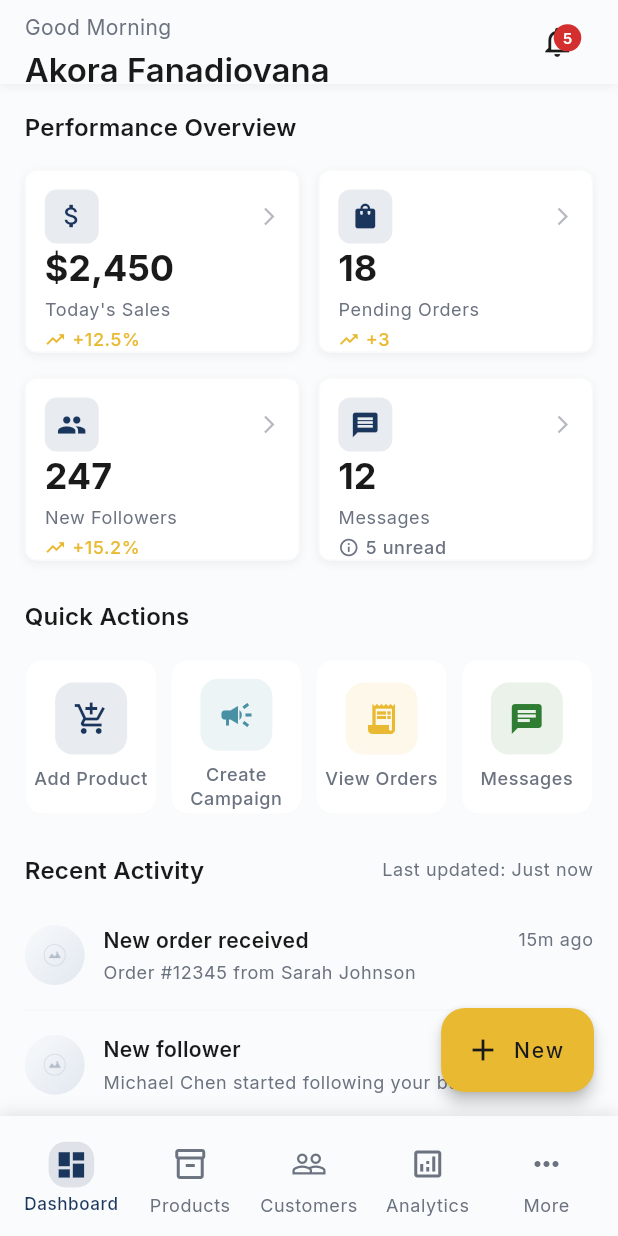
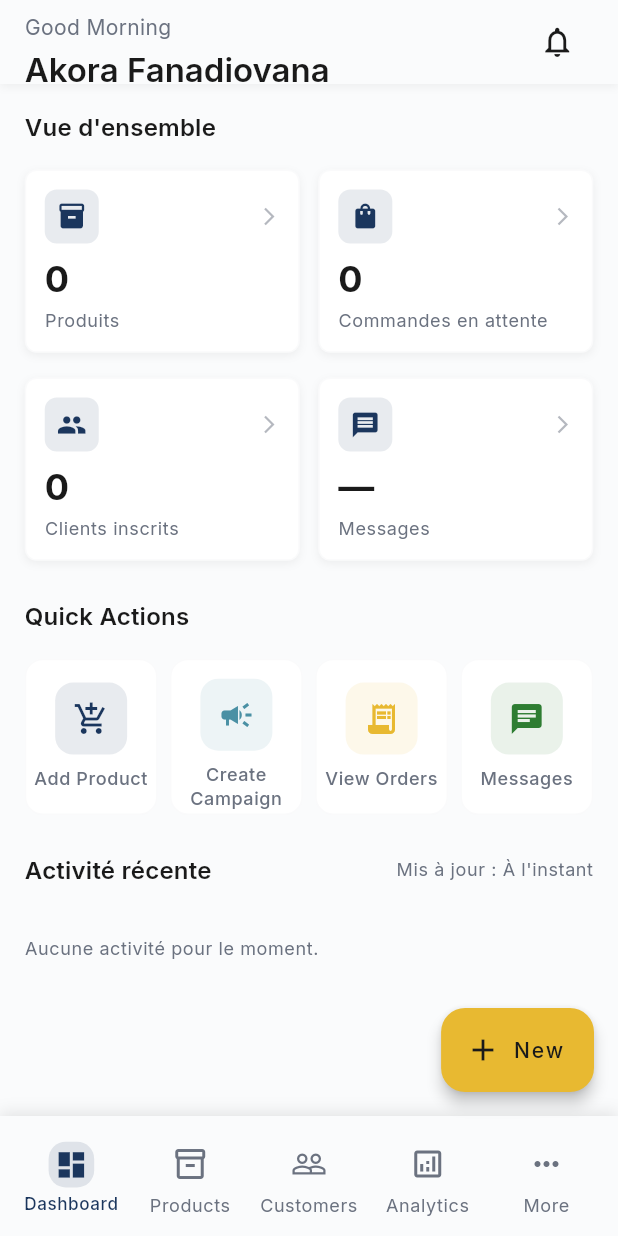
Before and after one commit to Anju-codermad/AkoraHub-app, a Flutter app: the BusinessDashboard screen opened by its route, on a phone screen of 412 x 824 dp. Run offline on Flutter 3.47's test engine with Material 3 defaults, Android fonts, the light colour scheme and no system bars; drawn by our look-alikes of cached_network_image; our stand-ins replace connectivity_plus, emoji_picker_flutter, fl_chart, flutter_riverpod, flutter_slidable, flutter_svg and 10 more; missing offline and left inert: flutter_quill; accounts and stored records are empty; network calls fail.

Commit message:
Phase 1 finalize: replace fake dashboard stats/activity/badge with real Supabase data

```diff
--- a/lib/presentation/business_dashboard/widgets/greeting_header_widget.dart
+++ b/lib/presentation/business_dashboard/widgets/greeting_header_widget.dart
@@ -8,10 +8,12 @@ import '../../../widgets/custom_icon_widget.dart';
 /// Displays business name greeting and notification bell with badge
 class GreetingHeaderWidget extends StatelessWidget {
   final VoidCallback onNotificationTap;
+  final int notificationCount;
 
   const GreetingHeaderWidget({
     super.key,
     required this.onNotificationTap,
+    this.notificationCount = 0,
   });
 
   String _getGreeting() {
@@ -78,12 +80,13 @@ class GreetingHeaderWidget extends StatelessWidget {
                   onPressed: onNotificationTap,
                   tooltip: 'Notifications',
                 ),
+                if (notificationCount > 0)
                   Positioned(
                     right: 8,
                     top: 8,
                     child: Container(
-                    padding:
-                        const EdgeInsets.symmetric(horizontal: 6, vertical: 2),
+                      padding: const EdgeInsets.symmetric(
+                          horizontal: 6, vertical: 2),
                       decoration: BoxDecoration(
                         color: theme.colorScheme.error,
                         borderRadius: BorderRadius.circular(10),
@@ -93,7 +96,7 @@ class GreetingHeaderWidget extends StatelessWidget {
                         minHeight: 18,
                       ),
                       child: Text(
-                      '5',
+                        '$notificationCount',
                         style: TextStyle(
                           color: theme.colorScheme.onError,
                           fontSize: 10,
--- a/lib/presentation/business_dashboard/widgets/metrics_cards_widget.dart
+++ b/lib/presentation/business_dashboard/widgets/metrics_cards_widget.dart
@@ -2,11 +2,12 @@ import 'package:flutter/material.dart';
 import 'package:sizer/sizer.dart';
 
 import '../../../core/app_export.dart';
+import '../../../core/supabase/supabase_config.dart';
 import '../../../widgets/custom_icon_widget.dart';
 
 /// Metrics Cards Widget
-/// Displays key performance indicators in card format
-class MetricsCardsWidget extends StatelessWidget {
+/// Displays real key performance indicators pulled from Supabase.
+class MetricsCardsWidget extends StatefulWidget {
   final Function(String metricType) onMetricTap;
 
   const MetricsCardsWidget({
@@ -15,41 +16,79 @@ class MetricsCardsWidget extends StatelessWidget {
   });
 
   @override
+  State<MetricsCardsWidget> createState() => _MetricsCardsWidgetState();
+}
+
+class _MetricsCardsWidgetState extends State<MetricsCardsWidget> {
+  int _productsCount = 0;
+  int _pendingOrdersCount = 0;
+  int _clientsCount = 0;
+  bool _isLoading = true;
+
+  @override
+  void initState() {
+    super.initState();
+    _loadMetrics();
+  }
+
+  Future<void> _loadMetrics() async {
+    if (!SupabaseConfig.isConfigured) {
+      if (mounted) setState(() => _isLoading = false);
+      return;
+    }
+    try {
+      final products =
+          await SupabaseConfig.client.from('products').select('id').count();
+      final pendingOrders = await SupabaseConfig.client
+          .from('orders')
+          .select('id')
+          .inFilter('status', ['recue', 'en_preparation', 'expediee']).count();
+      final clients = await SupabaseConfig.client
+          .from('profiles')
+          .select('id')
+          .eq('role', 'client')
+          .count();
+
+      if (!mounted) return;
+      setState(() {
+        _productsCount = products.count;
+        _pendingOrdersCount = pendingOrders.count;
+        _clientsCount = clients.count;
+        _isLoading = false;
+      });
+    } catch (_) {
+      if (mounted) setState(() => _isLoading = false);
+    }
+  }
+
+  @override
   Widget build(BuildContext context) {
     final theme = Theme.of(context);
 
     final metrics = [
       {
-        'type': 'sales',
-        'icon': 'attach_money',
-        'label': 'Today\'s Sales',
-        'value': '\$2,450',
-        'change': '+12.5%',
-        'isPositive': true,
+        'type': 'products',
+        'icon': 'inventory_2',
+        'label': 'Produits',
+        'value': _isLoading ? '—' : '$_productsCount',
       },
       {
         'type': 'orders',
         'icon': 'shopping_bag',
-        'label': 'Pending Orders',
-        'value': '18',
-        'change': '+3',
-        'isPositive': true,
+        'label': 'Commandes en attente',
+        'value': _isLoading ? '—' : '$_pendingOrdersCount',
       },
       {
-        'type': 'followers',
+        'type': 'clients',
         'icon': 'people',
-        'label': 'New Followers',
-        'value': '247',
-        'change': '+15.2%',
-        'isPositive': true,
+        'label': 'Clients inscrits',
+        'value': _isLoading ? '—' : '$_clientsCount',
       },
       {
         'type': 'messages',
         'icon': 'message',
         'label': 'Messages',
-        'value': '12',
-        'change': '5 unread',
-        'isPositive': false,
+        'value': '—',
       },
     ];
 
@@ -59,7 +98,7 @@ class MetricsCardsWidget extends StatelessWidget {
         crossAxisAlignment: CrossAxisAlignment.start,
         children: [
           Text(
-            'Performance Overview',
+            'Vue d\'ensemble',
             style: theme.textTheme.titleMedium?.copyWith(
               fontWeight: FontWeight.w600,
             ),
@@ -84,8 +123,6 @@ class MetricsCardsWidget extends StatelessWidget {
                 metric['icon'] as String,
                 metric['label'] as String,
                 metric['value'] as String,
-                metric['change'] as String,
-                metric['isPositive'] as bool,
               );
             },
           ),
@@ -101,22 +138,11 @@ class MetricsCardsWidget extends StatelessWidget {
     String icon,
     String label,
     String value,
-    String change,
-    bool isPositive,
   ) {
     return Material(
       color: Colors.transparent,
       child: InkWell(
-        onTap: () => onMetricTap(type),
-        onLongPress: () {
-          // Show detailed breakdown
-          ScaffoldMessenger.of(context).showSnackBar(
-            SnackBar(
-              content: Text('Long press detected for $label'),
-              duration: const Duration(seconds: 1),
-            ),
-          );
-        },
+        onTap: () => widget.onMetricTap(type),
         borderRadius: BorderRadius.circular(8),
         child: Container(
           padding: EdgeInsets.all(3.w),
@@ -180,36 +206,6 @@ class MetricsCardsWidget extends StatelessWidget {
                     ),
                     overflow: TextOverflow.ellipsis,
                   ),
-                  SizedBox(height: 0.5.h),
-                  Row(
-                    children: [
-                      if (isPositive)
-                        CustomIconWidget(
-                          iconName: 'trending_up',
-                          color: theme.colorScheme.tertiary,
-                          size: 14,
-                        )
-                      else
-                        CustomIconWidget(
-                          iconName: 'info_outline',
-                          color: theme.colorScheme.onSurfaceVariant,
-                          size: 14,
-                        ),
-                      SizedBox(width: 1.w),
-                      Expanded(
-                        child: Text(
-                          change,
-                          style: theme.textTheme.bodySmall?.copyWith(
-                            color: isPositive
-                                ? theme.colorScheme.tertiary
-                                : theme.colorScheme.onSurfaceVariant,
-                            fontWeight: FontWeight.w500,
-                          ),
-                          overflow: TextOverflow.ellipsis,
-                        ),
-                      ),
-                    ],
-                  ),
                 ],
               ),
             ],
--- a/lib/presentation/business_dashboard/widgets/recent_activity_feed_widget.dart
+++ b/lib/presentation/business_dashboard/widgets/recent_activity_feed_widget.dart
@@ -2,10 +2,11 @@ import 'package:flutter/material.dart';
 import 'package:sizer/sizer.dart';
 
 import '../../../core/app_export.dart';
+import '../../../core/supabase/supabase_config.dart';
 
 /// Recent Activity Feed Widget
-/// Shows latest customer interactions, orders, and system notifications
-class RecentActivityFeedWidget extends StatelessWidget {
+/// Affiche les dernières commandes et inscriptions réelles (Supabase).
+class RecentActivityFeedWidget extends StatefulWidget {
   final DateTime lastUpdated;
   final Function(String activityId) onActivityTap;
 
@@ -15,83 +16,98 @@ class RecentActivityFeedWidget extends StatelessWidget {
     required this.onActivityTap,
   });
 
+  @override
+  State<RecentActivityFeedWidget> createState() =>
+      _RecentActivityFeedWidgetState();
+}
+
+class _RecentActivityFeedWidgetState extends State<RecentActivityFeedWidget> {
+  List<Map<String, dynamic>> _activities = [];
+  bool _isLoading = true;
+
+  @override
+  void initState() {
+    super.initState();
+    _loadActivity();
+  }
+
+  Future<void> _loadActivity() async {
+    if (!SupabaseConfig.isConfigured) {
+      if (mounted) setState(() => _isLoading = false);
+      return;
+    }
+    try {
+      final orders = await SupabaseConfig.client
+          .from('orders')
+          .select('id, order_number, created_at, profiles(full_name, company_name)')
+          .order('created_at', ascending: false)
+          .limit(3);
+      final clients = await SupabaseConfig.client
+          .from('profiles')
+          .select('id, full_name, company_name, created_at')
+          .eq('role', 'client')
+          .order('created_at', ascending: false)
+          .limit(3);
+
+      final List<Map<String, dynamic>> combined = [];
+
+      for (final o in orders) {
+        final customer = o['profiles'];
+        final name = customer != null
+            ? (customer['company_name'] ?? customer['full_name'] ?? 'Client')
+            : 'Client';
+        combined.add({
+          'id': o['id'],
+          'type': 'order',
+          'icon': 'shopping_bag',
+          'title': 'Nouvelle commande',
+          'description': '${o['order_number']} — $name',
+          'timestamp': DateTime.tryParse(o['created_at'] ?? '') ??
+              DateTime.now(),
+        });
+      }
+
+      for (final c in clients) {
+        combined.add({
+          'id': c['id'],
+          'type': 'customer',
+          'icon': 'person_add',
+          'title': 'Nouveau client inscrit',
+          'description': c['company_name'] ?? c['full_name'] ?? 'Client',
+          'timestamp': DateTime.tryParse(c['created_at'] ?? '') ??
+              DateTime.now(),
+        });
+      }
+
+      combined.sort((a, b) =>
+          (b['timestamp'] as DateTime).compareTo(a['timestamp'] as DateTime));
+
+      if (!mounted) return;
+      setState(() {
+        _activities = combined.take(5).toList();
+        _isLoading = false;
+      });
+    } catch (_) {
+      if (mounted) setState(() => _isLoading = false);
+    }
+  }
+
   String _getTimeAgo(DateTime dateTime) {
     final difference = DateTime.now().difference(dateTime);
     if (difference.inMinutes < 1) {
-      return 'Just now';
+      return 'À l\'instant';
     } else if (difference.inMinutes < 60) {
-      return '${difference.inMinutes}m ago';
+      return '${difference.inMinutes}min';
     } else if (difference.inHours < 24) {
-      return '${difference.inHours}h ago';
+      return '${difference.inHours}h';
     } else {
-      return '${difference.inDays}d ago';
+      return '${difference.inDays}j';
     }
   }
 
   @override
   Widget build(BuildContext context) {
     final theme = Theme.of(context);
-
-    final activities = [
-      {
-        'id': '1',
-        'type': 'order',
-        'icon': 'shopping_bag',
-        'title': 'New order received',
-        'description': 'Order #12345 from Sarah Johnson',
-        'timestamp': DateTime.now().subtract(const Duration(minutes: 15)),
-        'avatar':
-            'https://img.rocket.new/generatedImages/rocket_gen_img_176e07230-1763293461602.png',
-        'semanticLabel':
-            'Profile photo of a woman with long brown hair wearing a white shirt',
-      },
-      {
-        'id': '2',
-        'type': 'customer',
-        'icon': 'person_add',
-        'title': 'New follower',
-        'description': 'Michael Chen started following your business',
-        'timestamp': DateTime.now().subtract(const Duration(hours: 2)),
-        'avatar':
-            'https://img.rocket.new/generatedImages/rocket_gen_img_1137886c8-1763293866701.png',
-        'semanticLabel':
-            'Profile photo of a man with short dark hair wearing a blue shirt',
-      },
-      {
-        'id': '3',
-        'type': 'message',
-        'icon': 'chat',
-        'title': 'New message',
-        'description': 'Emma Wilson: "Is this product available in blue?"',
-        'timestamp': DateTime.now().subtract(const Duration(hours: 4)),
-        'avatar':
-            'https://images.unsplash.com/photo-1632955518095-622aaf6eb793',
-        'semanticLabel':
-            'Profile photo of a woman with blonde hair wearing a pink top',
-      },
-      {
-        'id': '4',
-        'type': 'review',
-        'icon': 'star',
-        'title': 'New review',
-        'description': 'David Martinez left a 5-star review',
-        'timestamp': DateTime.now().subtract(const Duration(hours: 6)),
-        'avatar':
-            'https://img.rocket.new/generatedImages/rocket_gen_img_17fea9682-1764690565935.png',
-        'semanticLabel':
-            'Profile photo of a man with beard wearing a gray sweater',
-      },
-      {
-        'id': '5',
-        'type': 'system',
-        'icon': 'info',
-        'title': 'Subscription reminder',
-        'description': 'Your subscription renews in 7 days',
-        'timestamp': DateTime.now().subtract(const Duration(hours: 8)),
-        'avatar': null,
-        'semanticLabel': null,
-      },
-    ];
 
     return Padding(
       padding: EdgeInsets.symmetric(horizontal: 4.w),
@@ -102,13 +118,13 @@ class RecentActivityFeedWidget extends StatelessWidget {
             mainAxisAlignment: MainAxisAlignment.spaceBetween,
             children: [
               Text(
-                'Recent Activity',
+                'Activité récente',
                 style: theme.textTheme.titleMedium?.copyWith(
                   fontWeight: FontWeight.w600,
                 ),
               ),
               Text(
-                'Last updated: ${_getTimeAgo(lastUpdated)}',
+                'Mis à jour : ${_getTimeAgo(widget.lastUpdated)}',
                 style: theme.textTheme.bodySmall?.copyWith(
                   color: theme.colorScheme.onSurfaceVariant,
                 ),
@@ -116,27 +132,37 @@ class RecentActivityFeedWidget extends StatelessWidget {
             ],
           ),
           SizedBox(height: 2.h),
+          if (_isLoading)
+            const Center(child: CircularProgressIndicator())
+          else if (_activities.isEmpty)
+            Padding(
+              padding: EdgeInsets.symmetric(vertical: 2.h),
+              child: Text(
+                'Aucune activité pour le moment.',
+                style: theme.textTheme.bodySmall
+                    ?.copyWith(color: theme.colorScheme.onSurfaceVariant),
+              ),
+            )
+          else
             ListView.separated(
               shrinkWrap: true,
               physics: const NeverScrollableScrollPhysics(),
-            itemCount: activities.length,
+              itemCount: _activities.length,
               separatorBuilder: (context, index) => Divider(
                 height: 2.h,
                 color: theme.colorScheme.outline.withValues(alpha: 0.2),
               ),
               itemBuilder: (context, index) {
-              final activity = activities[index];
+                final activity = _activities[index];
                 return _buildActivityItem(
                   context,
                   theme,
-                activity['id'] as String,
+                  activity['id'].toString(),
                   activity['type'] as String,
                   activity['icon'] as String,
                   activity['title'] as String,
                   activity['description'] as String,
                   activity['timestamp'] as DateTime,
-                activity['avatar'] as String?,
-                activity['semanticLabel'] as String?,
                 );
               },
             ),
@@ -154,8 +180,6 @@ class RecentActivityFeedWidget extends StatelessWidget {
     String title,
     String description,
     DateTime timestamp,
-    String? avatar,
-    String? semanticLabel,
   ) {
     Color getTypeColor() {
       switch (type) {
@@ -163,10 +187,6 @@ class RecentActivityFeedWidget extends StatelessWidget {
           return theme.colorScheme.primary;
         case 'customer':
           return theme.colorScheme.secondary;
-        case 'message':
-          return theme.colorScheme.tertiary;
-        case 'review':
-          return AppTheme.warningLight;
         default:
           return theme.colorScheme.onSurfaceVariant;
       }
@@ -175,25 +195,14 @@ class RecentActivityFeedWidget extends StatelessWidget {
     return Material(
       color: Colors.transparent,
       child: InkWell(
-        onTap: () => onActivityTap(id),
+        onTap: () => widget.onActivityTap(id),
         borderRadius: BorderRadius.circular(8),
         child: Padding(
           padding: EdgeInsets.symmetric(vertical: 1.h),
           child: Row(
             crossAxisAlignment: CrossAxisAlignment.start,
             children: [
-              avatar != null
-                  ? ClipRRect(
-                      borderRadius: BorderRadius.circular(20),
-                      child: CustomImageWidget(
-                        imageUrl: avatar,
-                        width: 40,
-                        height: 40,
-                        fit: BoxFit.cover,
-                        semanticLabel: semanticLabel ?? 'User profile photo',
-                      ),
-                    )
-                  : Container(
+              Container(
                 width: 40,
                 height: 40,
                 decoration: BoxDecoration(
```
Lines whose indentation alone changed are shown as unchanged.
